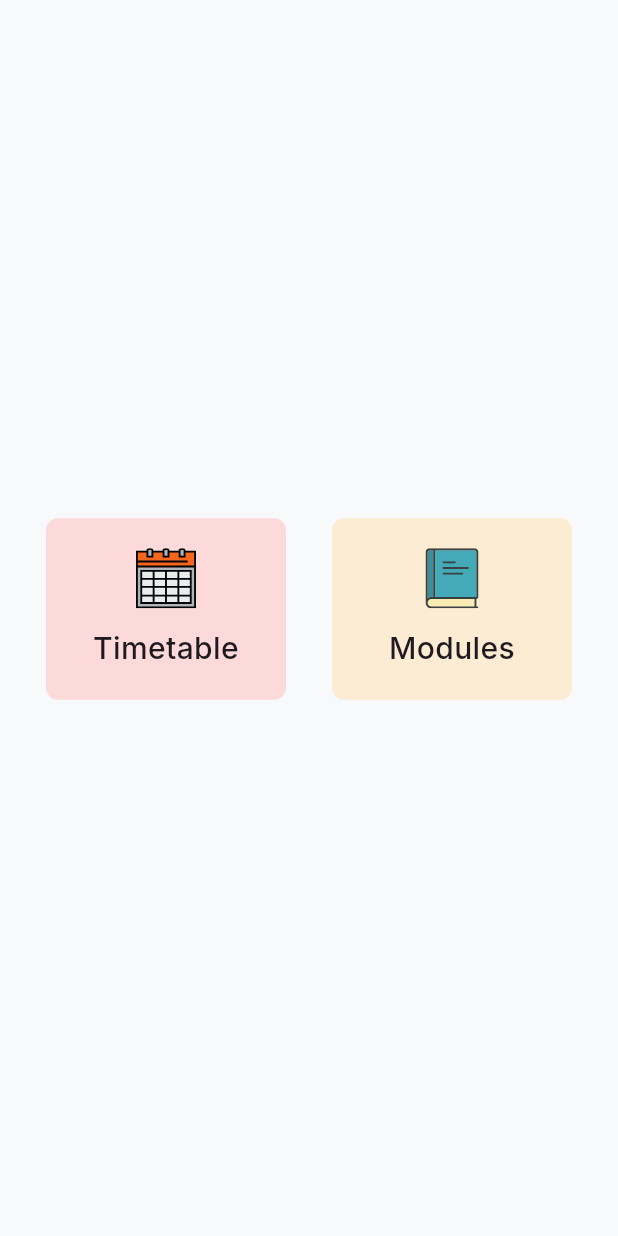
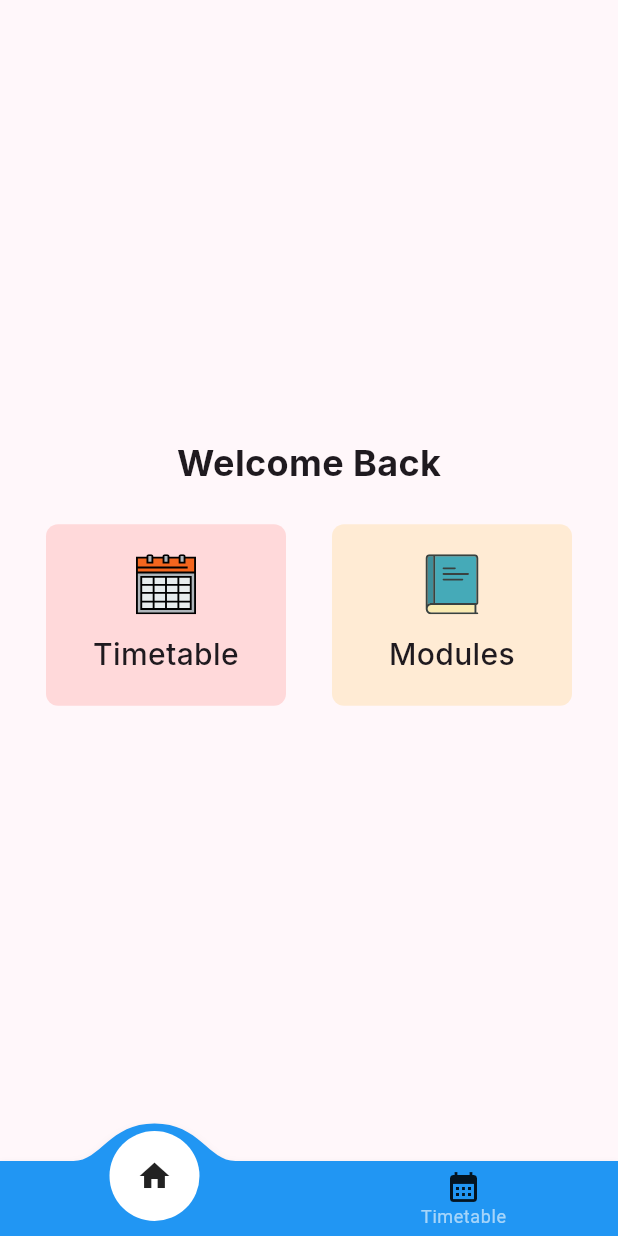
Before and after one commit to woowenjun99/schedulenus, a Flutter app: the MyHomePage screen opened by its route, on a phone screen of 412 x 824 dp. Run offline on Flutter 3.47's test engine with Material 3 defaults, Android fonts, the phone set to English and light mode, and no system bars; drawn by our look-alikes of convex_bottom_bar; our stand-ins replace dio, firebase_auth, firebase_core, flutter_riverpod, flutter_svg, form_validator and 3 more; accounts and stored records are empty; generated files the repository leaves out were written again; network calls fail.

Commit message:
Set up bottom nav bar

```diff
--- /dev/null
+++ b/lib/src/common_widgets/scaffold_with_nested_navigation.dart
@@ -0,0 +1,33 @@
+import 'package:convex_bottom_bar/convex_bottom_bar.dart';
+import 'package:flutter/material.dart';
+import 'package:go_router/go_router.dart';
+
+class ScaffoldWithNestedNavigation extends StatelessWidget {
+  final StatefulNavigationShell navigationShell;
+
+  const ScaffoldWithNestedNavigation({
+    super.key,
+    required this.navigationShell,
+  });
+
+  void _goBranch(int index) {
+    navigationShell.goBranch(
+      index,
+      initialLocation: index == navigationShell.currentIndex,
+    );
+  }
+
+  @override
+  Widget build(BuildContext context) {
+    return Scaffold(
+      body: navigationShell,
+      bottomNavigationBar: ConvexAppBar(
+        onTap: _goBranch,
+        items: const [
+          TabItem(icon: Icon(Icons.home), title: "Home"),
+          TabItem(icon: Icon(Icons.calendar_month), title: "Timetable"),
+        ],
+      ),
+    );
+  }
+}
--- a/lib/src/screens/home_screen.dart
+++ b/lib/src/screens/home_screen.dart
@@ -1,29 +1,31 @@
 import 'package:flutter/material.dart';
-import 'package:flutter_riverpod/flutter_riverpod.dart';
+import 'package:google_fonts/google_fonts.dart';
 import 'package:schedulenus/src/common_widgets/options_button.dart';
 
 import 'package:schedulenus/src/routes/app_route.dart';
 
-class MyHomePage extends ConsumerStatefulWidget {
-  const MyHomePage({super.key, required this.title});
-
-  final String title;
+class MyHomePage extends StatefulWidget {
+  const MyHomePage({super.key});
 
   @override
-  ConsumerState<MyHomePage> createState() => _MyHomePageState();
+  State<MyHomePage> createState() => _MyHomePageState();
 }
 
-class _MyHomePageState extends ConsumerState<MyHomePage> {
+class _MyHomePageState extends State<MyHomePage> {
   @override
   Widget build(BuildContext context) {
-    return Scaffold(
-      backgroundColor: Theme.of(context).colorScheme.background,
-      body: SizedBox(
+    return SizedBox(
       width: double.infinity,
       child: Center(
         child: Column(
           mainAxisAlignment: MainAxisAlignment.center,
           children: <Widget>[
+            Text("Welcome Back",
+                style: GoogleFonts.inter(
+                  fontWeight: FontWeight.w700,
+                  fontSize: 24,
+                )),
+            const SizedBox(height: 24),
             Row(
               mainAxisAlignment: MainAxisAlignment.spaceEvenly,
               children: <OptionsButton>[
@@ -45,7 +47,6 @@ class _MyHomePageState extends ConsumerState<MyHomePage> {
           ],
         ),
       ),
-      ),
     );
   }
 }
--- a/pubspec.yaml
+++ b/pubspec.yaml
@@ -23,6 +23,7 @@ dependencies:
     go_router: ^12.1.1
     riverpod: ^2.4.6
     riverpod_annotation: ^2.3.1
+    convex_bottom_bar: ^3.2.0
 
 dev_dependencies:
     flutter_test:
```
Also changed, not shown: lib/src/routes/go_router.dart (+24 -1 lines), lib/src/screens/profile_screen.dart (deleted), pubspec.lock. Lines whose indentation alone changed are shown as unchanged.
